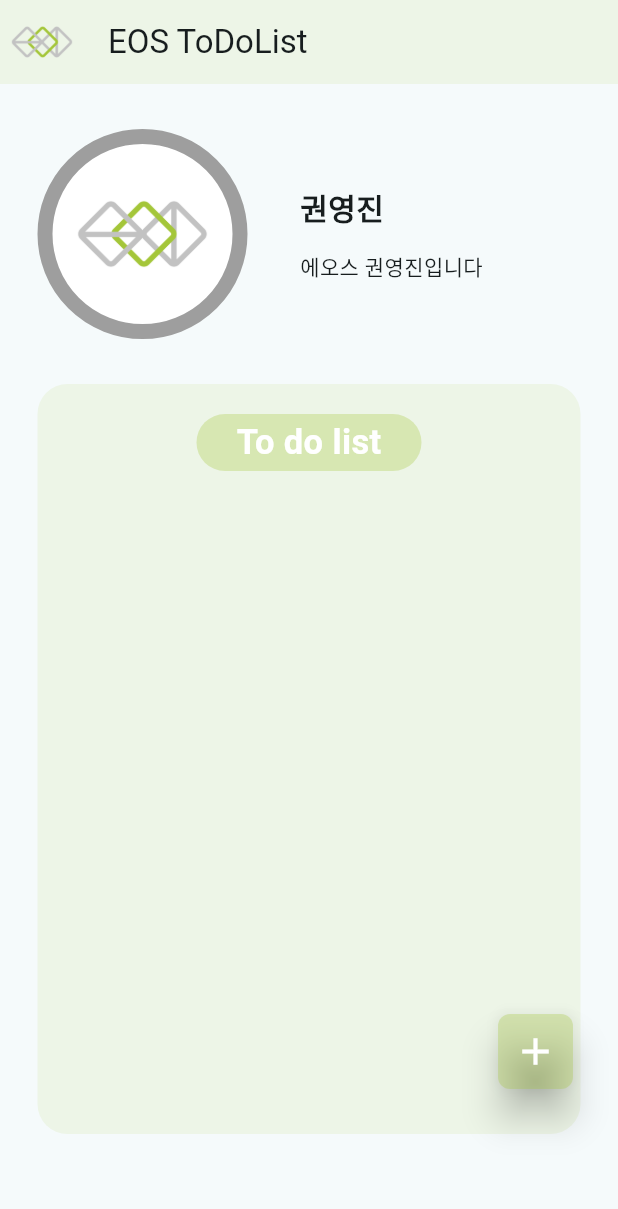
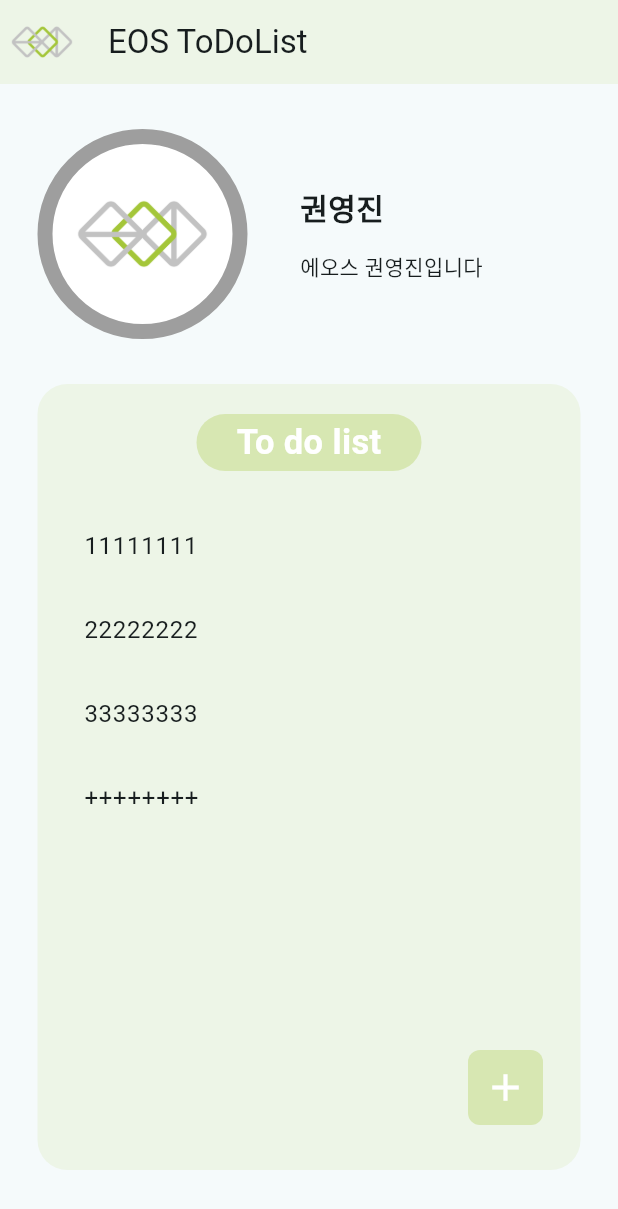
Before and after one commit to kwon120/Eos2_1, a Flutter app: the screen it shows after launch, after a tap on the "add" icon, on a phone screen of 412 x 824 dp. Shown: the top 1209 px of the screen. Run offline on Flutter 3.47's test engine with Material 3 defaults, Android fonts, the phone set to English and light mode, and no system bars; Roboto replaces fonts that are missing (Pretendard).

```diff
--- a/lib/screens/home_screen.dart
+++ b/lib/screens/home_screen.dart
@@ -67,7 +67,7 @@ class _HomeScreenState extends State<HomeScreen> {
                   padding: EdgeInsets.symmetric(horizontal: 25),
                   child: Container(
                     width: MediaQuery.of(context).size.width,
-                    height: 500,
+                    height: MediaQuery.of(context).size.height - 300,
                     decoration: BoxDecoration(
                       color: Color(0xFFA4C639).withOpacity(0.1),
                       borderRadius: BorderRadius.circular(20),
@@ -96,14 +96,33 @@ class _HomeScreenState extends State<HomeScreen> {
                     ),
                   ),
                 ),
+                Padding(
+                  padding: EdgeInsets.only(top: 80, left: 40, right: 25),
+                  child: Container(
+                    height: MediaQuery.of(context).size.height - 400,
+                    child: ListView.builder(itemCount: toDoLists.length, itemBuilder: (BuildContext context, int index){
+                      return ListTile(
+                        title: Text(toDoLists[index]),
+                      );
+                    }),
+                  ),
+                ),
                 Positioned(
                     bottom: 30,
-                    right: 30,
+                    right: 50,
                     child: ElevatedButton(
-                      onPressed: () {},
-                      child: Icon(Icons.add, size: 30, color: Colors.white),
+                      onPressed: () {
+                        setState(() {
+                          toDoLists.add("++++++++");
+                        });
+                      },
+                      child: Icon(
+                          Icons.add,
+                          size: 30,
+                          color: Colors.white
+                      ),
                       style: ElevatedButton.styleFrom(
-                        elevation: 10,
+                        elevation: 0,
                         backgroundColor: Color(0xFFA4C639).withOpacity(0.3),
                         shape: RoundedRectangleBorder(
                           borderRadius: BorderRadius.circular(8),
```
